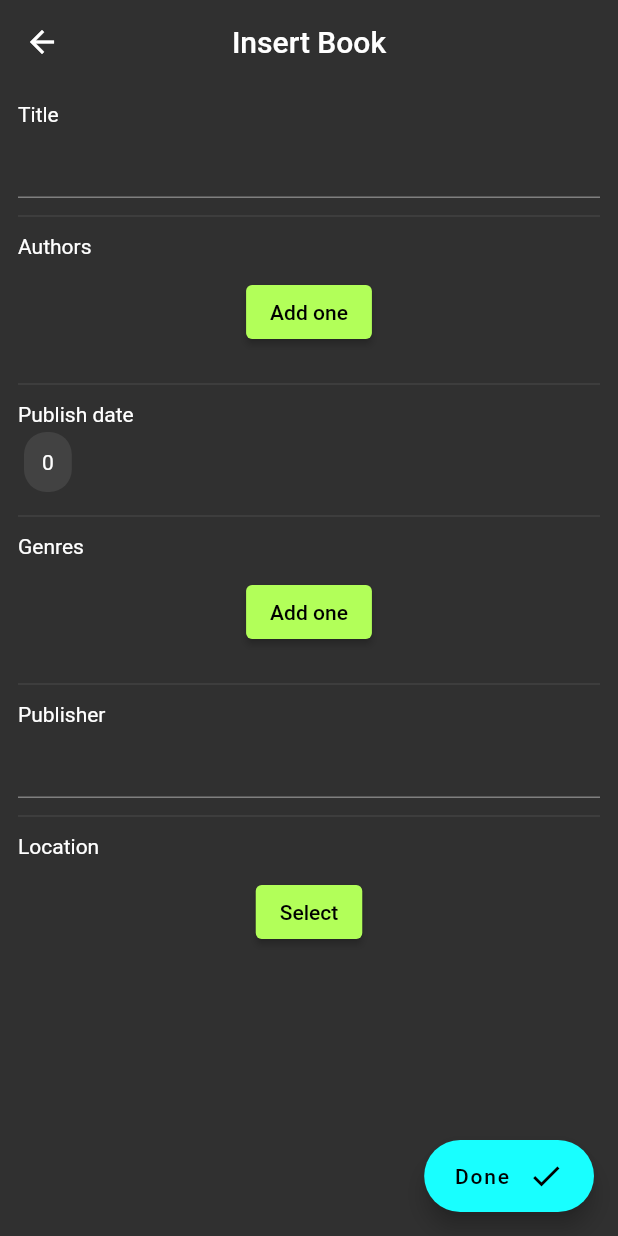
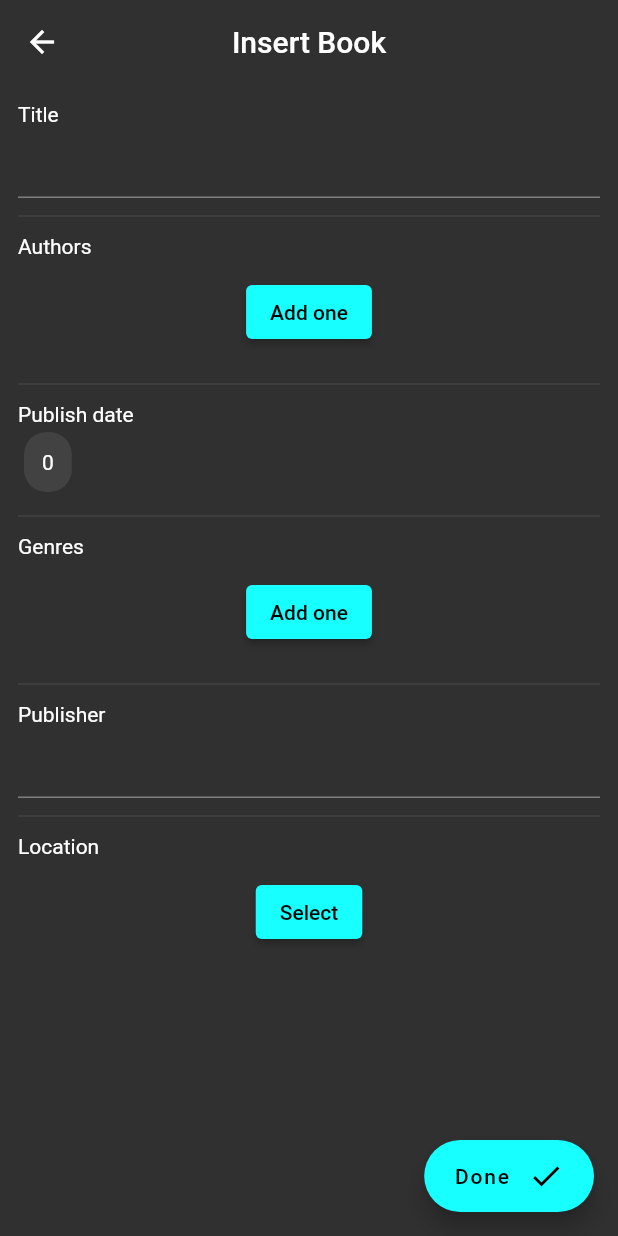
Before and after one commit to Mathorga/Shelfless, a Flutter app: the screen it shows after launch, item 3 of the bottom bar chosen, after a tap on the "add" icon, on a phone screen of 412 x 824 dp. Run offline on Flutter 3.47's test engine with Material 2 defaults, Android fonts, the light colour scheme and no system bars; our stand-ins replace hive, hive_flutter; accounts and stored records are empty; generated files the repository leaves out were written again.

Commit message:
Updated theme

```diff
--- a/lib/main.dart
+++ b/lib/main.dart
@@ -56,7 +56,7 @@ class Shelfish extends StatelessWidget {
         title: "Shelfish",
         theme: ThemeData(
           colorScheme: const ColorScheme.dark(
-            primary: Colors.lightGreenAccent,
+            primary: Colors.cyanAccent,
             secondary: Colors.cyanAccent,
           ),
 
```
